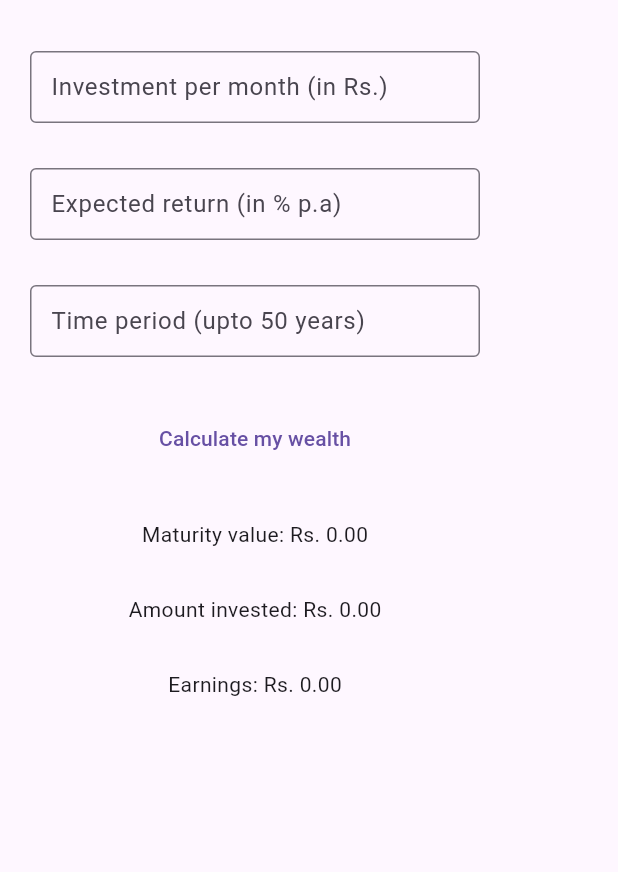
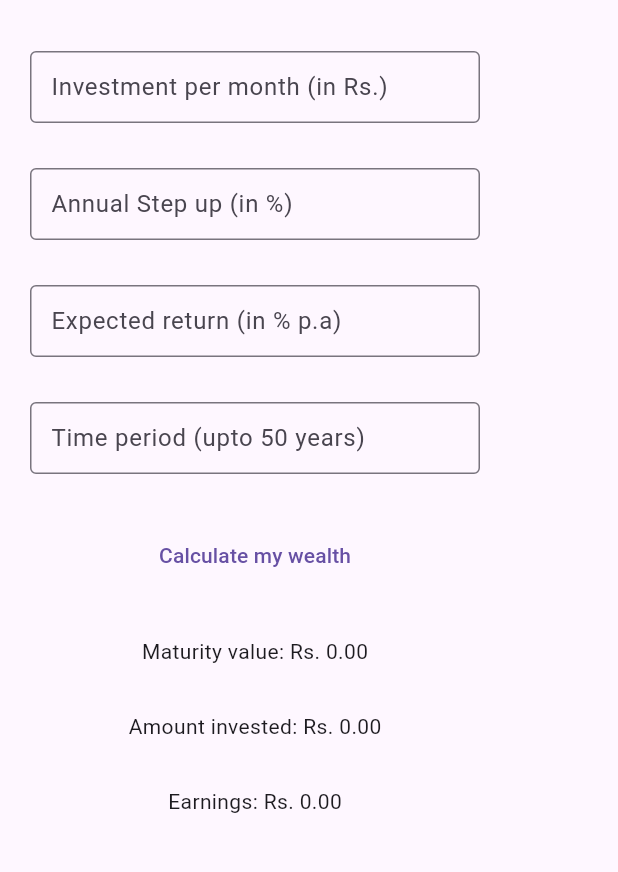
Before and after one commit to samarth-thaker/SIP_Calculator, a Flutter app: the screen it shows after launch, after a tap on "Step up SIP", on a phone screen of 412 x 824 dp, the part 63-935 px from its top. Run offline on Flutter 3.47's test engine with Material 3 defaults, Android fonts, the phone set to English and light mode, and no system bars.

Commit message:
Ui modified

```diff
--- a/lib/dashboard.dart
+++ b/lib/dashboard.dart
@@ -32,9 +32,20 @@ class _DashboardScreenState extends State<DashboardScreen> {
     Navigator.pushNamed(context, "/cagrCalc");
   }
 
-  ButtonStyle customButton() {
-    return TextButton.styleFrom(
-        shape: RoundedRectangleBorder(borderRadius: BorderRadius.circular(18)));
+  Widget customTile(String title, IconData icon, VoidCallback onTap) {
+    return ListTile(
+      contentPadding:
+          const EdgeInsets.symmetric(vertical: 15.0, horizontal: 20.0),
+      title: Text(title, style: const TextStyle(fontSize: 18)),
+      leading: Icon(icon, size: 30),
+      trailing: const Icon(Icons.arrow_forward_ios),
+      shape: RoundedRectangleBorder(
+        borderRadius: BorderRadius.circular(18),
+        side: BorderSide(color: Colors.grey.shade300),
+      ),
+      tileColor: Colors.grey.shade200,
+      onTap: onTap,
+    );
   }
 
   @override
@@ -43,50 +54,20 @@ class _DashboardScreenState extends State<DashboardScreen> {
       appBar: AppBar(title: const Text('Financial Calculator')),
       body: Padding(
         padding: const EdgeInsets.all(20),
-        child: Column(
+        child: ListView(
           children: [
-            const SizedBox(
-              height: 30,
-            ),
-            TextButton(
-                onPressed: lumpsum,
-                style: customButton(),
-                child: const Text("Lumpsum")),
-            const SizedBox(
-              height: 30,
-            ),
-            TextButton(
-                onPressed: sip,
-                style: customButton(),
-                child: const Text("SIP")),
-            const SizedBox(
-              height: 30,
-            ),
-            TextButton(
-                onPressed: stepup,
-                style: customButton(),
-                child: const Text(" Step up SIP")),
-            const SizedBox(
-              height: 30,
-            ),
-            TextButton(
-                onPressed: fd,
-                style: customButton(),
-                child: const Text("Fixed Deposit")),
-            const SizedBox(
-              height: 30,
-            ),
-            TextButton(
-                onPressed: rd,
-                style: customButton(),
-                child: const Text("Recurring Deposit")),
-                 const SizedBox(
-              height: 30,
-            ),
-            TextButton(
-                onPressed: cagr,
-                style: customButton(),
-                child: const Text("CAGR")),
+            const SizedBox(height: 10),
+            customTile("Lumpsum", Icons.monetization_on, lumpsum),
+            const SizedBox(height: 10),
+            customTile("SIP", Icons.account_balance_wallet, sip),
+            const SizedBox(height: 10),
+            customTile("Step up SIP", Icons.trending_up, stepup),
+            const SizedBox(height: 10),
+            customTile("Fixed Deposit", Icons.account_balance, fd),
+            const SizedBox(height: 10),
+            customTile("Recurring Deposit", Icons.repeat, rd),
+            const SizedBox(height: 10),
+            customTile("CAGR", Icons.bar_chart, cagr),
           ],
         ),
       ),
--- a/lib/stepupSIP.dart
+++ b/lib/stepupSIP.dart
@@ -14,35 +14,49 @@ class _UPscreenState extends State<UPscreen> {
   final TextEditingController _annualInterestRateController =
       TextEditingController();
   final TextEditingController _yearsController = TextEditingController();
-  //final TextEditingController _amountInvestedController = TextEditingController();
+  final TextEditingController _stepUpController = TextEditingController();
+  final TextEditingController _amountInvestedController = TextEditingController();
 
   double _maturityValue = 0.0;
   double _amountInvested = 0.0;
   double _earnings = 0.0;
 
-  double calculateSIPMaturity(
-      double monthlyInvestment, double annualInterestRate, int years) {
-    double monthlyRate =
-        (annualInterestRate / 100) / 12; // Monthly interest rate
-    int months = years * 12; // Total number of months
+  double calculateSIPMaturity(double monthlyInvestment,
+      double annualInterestRate, int years, double stepUpPercentage) {
+    double monthlyRate = (annualInterestRate / 100) / 12;
+    double maturityValue = 0;
 
-    double maturityValue = monthlyInvestment *
-        (pow(1 + monthlyRate, months) - 1) /
-        monthlyRate *
-        (1 + monthlyRate);
+    for (int year = 0; year < years; year++) {
+      for (int month = 0; month < 12; month++) {
+        int monthsRemaining = (years * 12) - (year * 12 + month);
+        maturityValue +=
+            monthlyInvestment * pow(1 + monthlyRate, monthsRemaining);
+      }
+
+      monthlyInvestment += monthlyInvestment * (stepUpPercentage / 100);
+    }
+
     return maturityValue;
   }
 
-  double investedAmount(
-      double monthlyInvestment, double annualInterestRate, int years) {
-    double amountInvested = monthlyInvestment * years * 12;
+  double investedAmount(double monthlyInvestment, double annualInterestRate,
+      int years, double s) {
+    double amountInvested = 0;
+   for (int year = 0; year < years; year++) {
+        for (int month = 0; month < 12; month++) {
+            amountInvested += monthlyInvestment;
+        }
+        // Increase the monthly investment amount by the step-up percentage
+        monthlyInvestment += monthlyInvestment * (s / 100);
+    }
     return amountInvested;
   }
 
-  double amountEarned(
-      double monthlyInvestment, double annualInterestRate, int years) {
-    return calculateSIPMaturity(monthlyInvestment, annualInterestRate, years) -
-        investedAmount(monthlyInvestment, annualInterestRate, years);
+  double amountEarned(double monthlyInvestment, double annualInterestRate,
+      int years, double s) {
+    return calculateSIPMaturity(
+            monthlyInvestment, annualInterestRate, years, s) -
+        investedAmount(monthlyInvestment, annualInterestRate, years, s);
   }
 
   void _calculate() {
@@ -50,13 +64,13 @@ class _UPscreenState extends State<UPscreen> {
     double annualInterestRate =
         double.parse(_annualInterestRateController.text);
     int years = int.parse(_yearsController.text);
-
+    double s = double.parse(_stepUpController.text);
     setState(() {
       _maturityValue =
-          calculateSIPMaturity(monthlyInvestment, annualInterestRate, years);
-      _amountInvested =
-          investedAmount(monthlyInvestment, annualInterestRate, years);
-      _earnings = amountEarned(monthlyInvestment, annualInterestRate, years);
+          calculateSIPMaturity(monthlyInvestment, annualInterestRate, years, s);
+       _amountInvested =
+          investedAmount(monthlyInvestment, annualInterestRate, years, s);
+      _earnings = amountEarned(monthlyInvestment, annualInterestRate, years, s);
     });
   }
 
@@ -79,6 +93,23 @@ class _UPscreenState extends State<UPscreen> {
                     ),
                   ),
                   hintText: "Investment per month (in Rs.)",
+                  contentPadding: EdgeInsets.symmetric(horizontal: 10.0),
+                ),
+                keyboardType: TextInputType.number,
+              ),
+            ),
+            const SizedBox(height: 30),
+            SizedBox(
+              width: 300,
+              child: TextField(
+                controller: _stepUpController,
+                decoration: const InputDecoration(
+                  border: OutlineInputBorder(
+                    borderSide: BorderSide(
+                      color: Colors.deepOrange,
+                    ),
+                  ),
+                  hintText: "Annual Step up (in %)",
                   contentPadding: EdgeInsets.symmetric(horizontal: 10.0),
                 ),
                 keyboardType: TextInputType.number,
```
Also changed, not shown: flutter_04.png (added).
